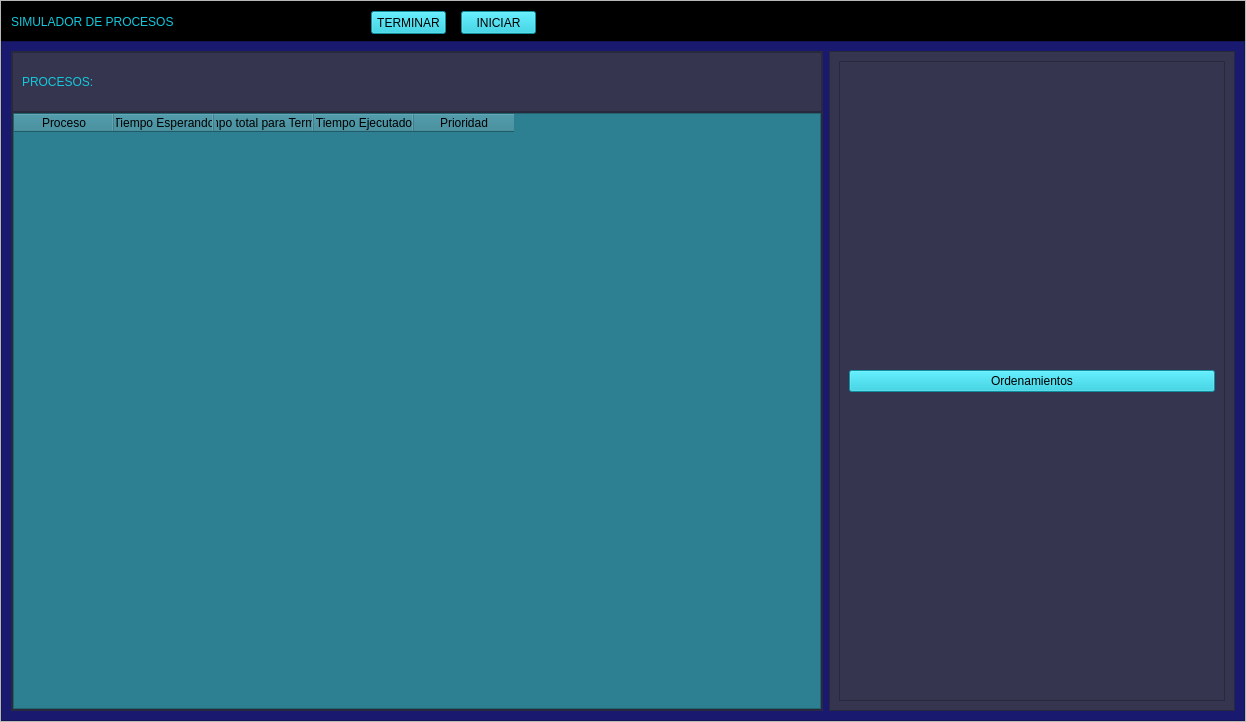
Qt form view/view.ui (JesusAbarcaRodriguez/process-simulator) before a commit.
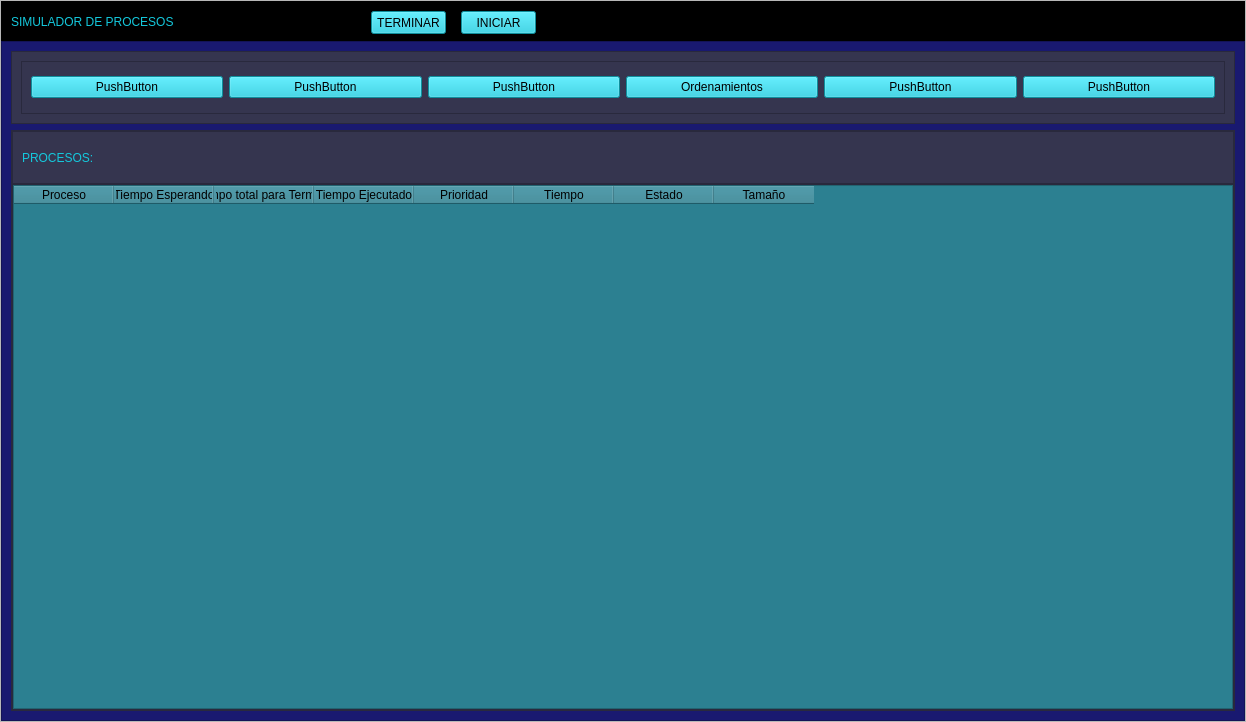
The same form after that commit.

Commit message:
[UPDATE UI, CREATED BlockMemory Class]
Ahora se usa un clase "bloque de memoria" que se le asignara un proceso, la clase Memory tendrá una lista de bloques de memoria.

Patch:
```diff
--- a/view/view.ui
+++ b/view/view.ui
@@ -133,9 +133,96 @@
          <property name="frameShadow">
           <enum>QFrame::Raised</enum>
          </property>
-         <layout class="QHBoxLayout" name="horizontalLayout" stretch="2,1">
+         <layout class="QVBoxLayout" name="verticalLayout_6" stretch="1,8">
           <item>
-           <widget class="QFrame" name="frame_inferior_izquierdo">
+           <widget class="QFrame" name="frame_inferior1">
+            <property name="styleSheet">
+             <string notr="true">background-color: rgb(53,53, 79);</string>
+            </property>
+            <property name="frameShape">
+             <enum>QFrame::StyledPanel</enum>
+            </property>
+            <property name="frameShadow">
+             <enum>QFrame::Raised</enum>
+            </property>
+            <layout class="QVBoxLayout" name="verticalLayout">
+             <item>
+              <widget class="QFrame" name="frame_4">
+               <property name="frameShape">
+                <enum>QFrame::StyledPanel</enum>
+               </property>
+               <property name="frameShadow">
+                <enum>QFrame::Raised</enum>
+               </property>
+               <layout class="QHBoxLayout" name="horizontalLayout">
+                <item>
+                 <widget class="QPushButton" name="pushButton_5">
+                  <property name="styleSheet">
+                   <string notr="true">background-color: rgb(20, 200, 220);</string>
+                  </property>
+                  <property name="text">
+                   <string>PushButton</string>
+                  </property>
+                 </widget>
+                </item>
+                <item>
+                 <widget class="QPushButton" name="pushButton_4">
+                  <property name="styleSheet">
+                   <string notr="true">background-color: rgb(20, 200, 220);</string>
+                  </property>
+                  <property name="text">
+                   <string>PushButton</string>
+                  </property>
+                 </widget>
+                </item>
+                <item>
+                 <widget class="QPushButton" name="pushButton_3">
+                  <property name="styleSheet">
+                   <string notr="true">background-color: rgb(20, 200, 220);</string>
+                  </property>
+                  <property name="text">
+                   <string>PushButton</string>
+                  </property>
+                 </widget>
+                </item>
+                <item>
+                 <widget class="QPushButton" name="btn_sort">
+                  <property name="styleSheet">
+                   <string notr="true">background-color: rgb(20, 200, 220);</string>
+                  </property>
+                  <property name="text">
+                   <string>Ordenamientos</string>
+                  </property>
+                 </widget>
+                </item>
+                <item>
+                 <widget class="QPushButton" name="pushButton_2">
+                  <property name="styleSheet">
+                   <string notr="true">background-color: rgb(20, 200, 220);</string>
+                  </property>
+                  <property name="text">
+                   <string>PushButton</string>
+                  </property>
+                 </widget>
+                </item>
+                <item>
+                 <widget class="QPushButton" name="pushButton">
+                  <property name="styleSheet">
+                   <string notr="true">background-color: rgb(20, 200, 220);</string>
+                  </property>
+                  <property name="text">
+                   <string>PushButton</string>
+                  </property>
+                 </widget>
+                </item>
+               </layout>
+              </widget>
+             </item>
+            </layout>
+           </widget>
+          </item>
+          <item>
+           <widget class="QFrame" name="frame_inferior2">
             <property name="styleSheet">
              <string notr="true">background-color: rgb(53,53, 79);</string>
             </property>
@@ -238,43 +325,21 @@
                     <string>Prioridad</string>
                    </property>
                   </column>
-                 </widget>
-                </item>
-               </layout>
-              </widget>
-             </item>
-            </layout>
-           </widget>
-          </item>
-          <item>
-           <widget class="QFrame" name="frame_inferior_derecho">
-            <property name="styleSheet">
-             <string notr="true">background-color: rgb(53,53, 79);</string>
-            </property>
-            <property name="frameShape">
-             <enum>QFrame::StyledPanel</enum>
-            </property>
-            <property name="frameShadow">
-             <enum>QFrame::Raised</enum>
-            </property>
-            <layout class="QVBoxLayout" name="verticalLayout">
-             <item>
-              <widget class="QFrame" name="frame_4">
-               <property name="frameShape">
-                <enum>QFrame::StyledPanel</enum>
-               </property>
-               <property name="frameShadow">
-                <enum>QFrame::Raised</enum>
-               </property>
-               <layout class="QVBoxLayout" name="verticalLayout_5">
-                <item>
-                 <widget class="QPushButton" name="btn_sort">
-                  <property name="styleSheet">
-                   <string notr="true">background-color: rgb(20, 200, 220);</string>
-                  </property>
-                  <property name="text">
-                   <string>Ordenamientos</string>
-                  </property>
+                  <column>
+                   <property name="text">
+                    <string>Tiempo</string>
+                   </property>
+                  </column>
+                  <column>
+                   <property name="text">
+                    <string>Estado</string>
+                   </property>
+                  </column>
+                  <column>
+                   <property name="text">
+                    <string>Tamaño</string>
+                   </property>
+                  </column>
                  </widget>
                 </item>
                </layout>
```
The commit also changes 8 other files.
